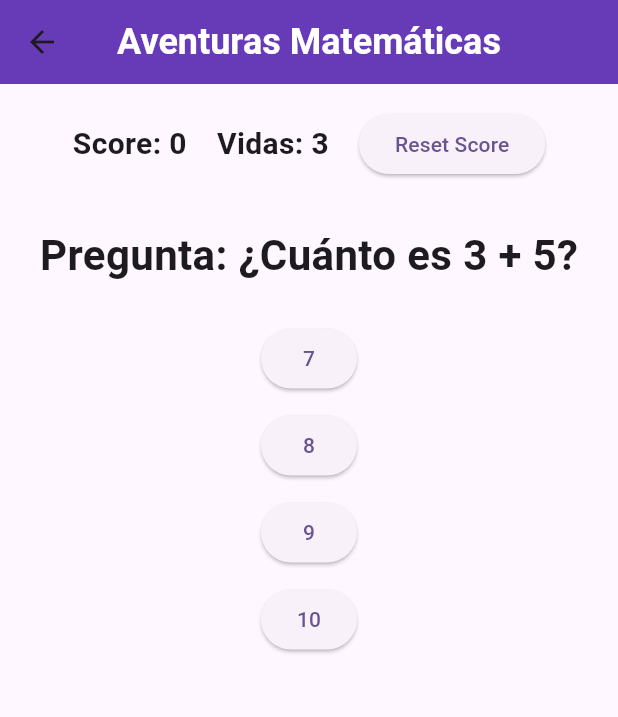
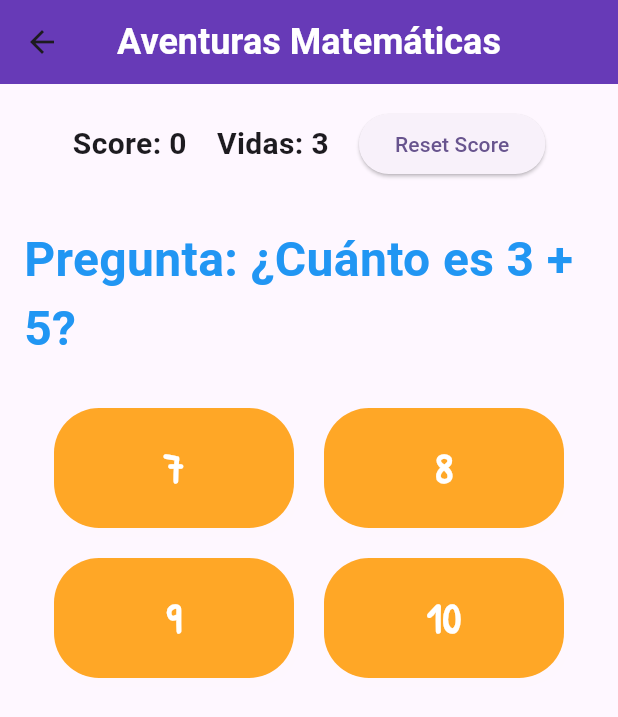
Before and after one commit to GrullonDev/EduPlay, a Flutter app: the MathAdventurePage screen opened by its route, on a phone screen of 412 x 824 dp. Shown: the top 717 px of the screen. Run offline on Flutter 3.47's test engine with Material 3 defaults, Android fonts, the phone set to English and light mode, and no system bars; our stand-ins replace google_fonts.

Commit message:
improve code

```diff
--- a/lib/features/math_adventure/widgets/math_adventure_game_area.dart
+++ b/lib/features/math_adventure/widgets/math_adventure_game_area.dart
@@ -1,5 +1,6 @@
 import 'package:flutter/material.dart';
 
+import 'package:google_fonts/google_fonts.dart';
 import 'package:provider/provider.dart';
 
 import 'package:edu_play/features/math_adventure/bloc/math_adventure_bloc.dart';
@@ -15,21 +16,53 @@ class MathAdventureGameArea extends StatelessWidget {
       children: [
         Text(
           'Pregunta: ${bloc.currentQuestion}',
-          style: const TextStyle(fontSize: 28, fontWeight: FontWeight.bold),
+          style: const TextStyle(
+              fontSize: 32, fontWeight: FontWeight.bold, color: Colors.blue),
         ),
-        const SizedBox(height: 20),
-        ...bloc.currentAnswers.asMap().entries.map(
+        const SizedBox(height: 30),
+        Padding(
+          padding: const EdgeInsets.symmetric(horizontal: 20.0),
+          child: GridView.count(
+            shrinkWrap: true,
+            crossAxisCount: 2, // 2 columnas
+            crossAxisSpacing: 20,
+            mainAxisSpacing: 20,
+            childAspectRatio: 2, // Ajuste del tamaño de los botones
+            children: bloc.currentAnswers.asMap().entries.map(
               (entry) {
                 int index = entry.key;
                 String answer = entry.value;
-            return Padding(
-              padding: const EdgeInsets.symmetric(vertical: 5.0),
-              child: ElevatedButton(
-                onPressed: () => bloc.checkAnswer(index),
-                child: Text(answer),
+                return GestureDetector(
+                  onTap: () => bloc.checkAnswer(index),
+                  child: AnimatedContainer(
+                    duration: const Duration(milliseconds: 200),
+                    curve: Curves.easeInOut,
+                    decoration: BoxDecoration(
+                      color: Colors.orange.shade400,
+                      borderRadius: BorderRadius.circular(30),
+                      boxShadow: [
+                        BoxShadow(
+                          color: Colors.orange.shade800.withAlpha(1),
+                          spreadRadius: 2,
+                          blurRadius: 8,
+                          offset: const Offset(2, 4),
+                        ),
+                      ],
+                    ),
+                    alignment: Alignment.center,
+                    child: Text(
+                      answer,
+                      style: GoogleFonts.patrickHand(
+                        fontSize: 28,
+                        fontWeight: FontWeight.bold,
+                        color: Colors.white,
+                      ),
+                    ),
                   ),
                 );
               },
+            ).toList(),
+          ),
         ),
       ],
     );
--- a/lib/main.dart
+++ b/lib/main.dart
@@ -2,5 +2,6 @@ import 'package:edu_play/utils/my_app.dart';
 import 'package:flutter/material.dart';
 
 void main() {
+  WidgetsFlutterBinding.ensureInitialized();
   runApp(const MyApp());
 }
--- a/pubspec.yaml
+++ b/pubspec.yaml
@@ -36,6 +36,7 @@ dependencies:
   # Use with the CupertinoIcons class for iOS style icons.
   cupertino_icons: ^1.0.8
   provider: ^6.1.2
+  google_fonts: ^6.2.1
 
 dev_dependencies:
   flutter_test:
```
Also changed, not shown: pubspec.lock, 7 other files. Lines whose indentation alone changed are shown as unchanged.
